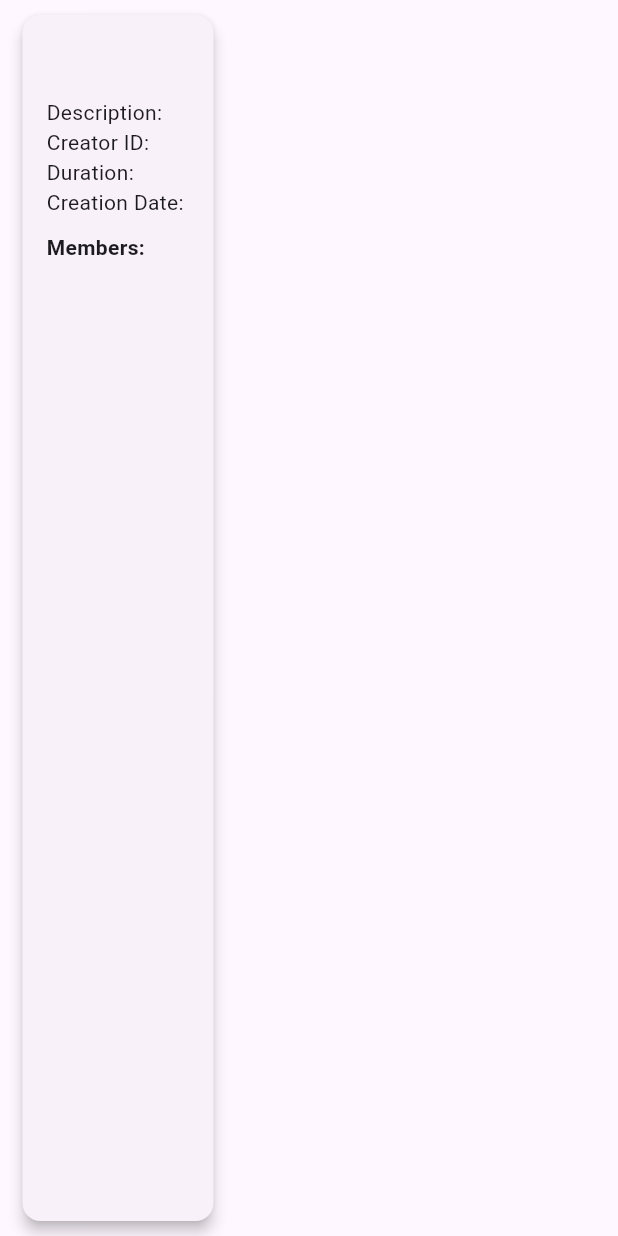
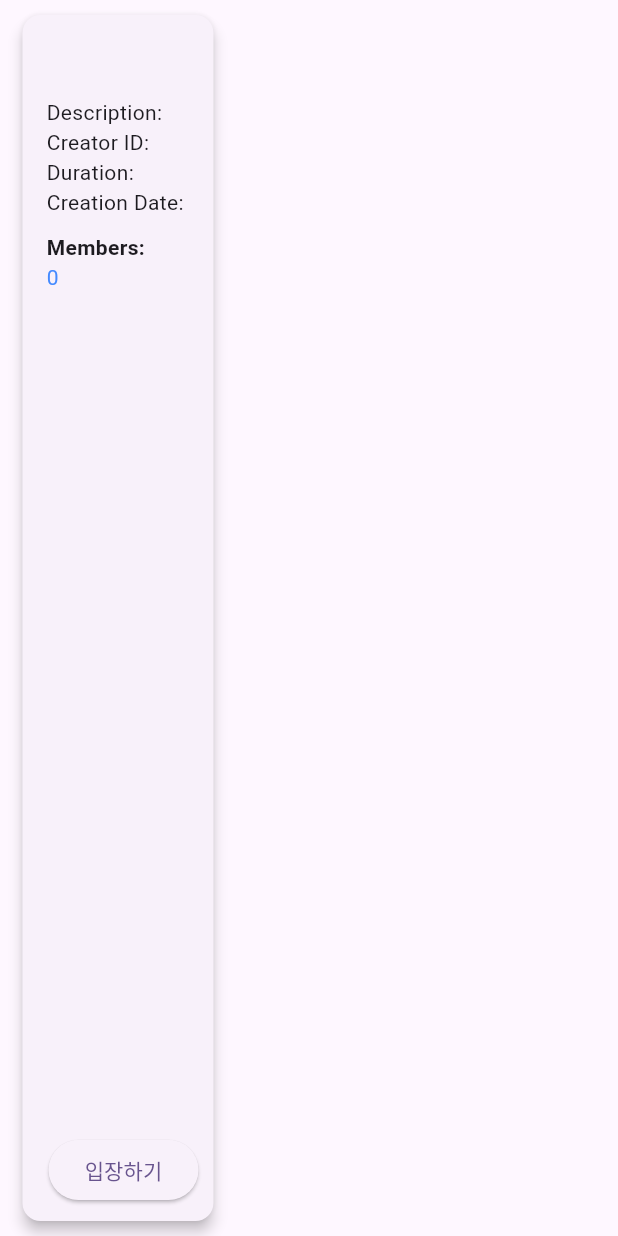
Before and after one commit to bpv834/badHabits, a Flutter app: the PendingRoomTile widget shown alone on an empty page, opened directly with empty values, on a phone screen of 412 x 824 dp. Run offline on Flutter 3.47's test engine with Material 3 defaults, Android fonts, the phone set to English and light mode, and no system bars; our stand-ins replace cloud_firestore, firebase_auth, firebase_core, freezed_annotation, get_it, go_router and 1 more; accounts and stored records are empty.

Commit message:
24.08.30 내 방과  내가 참여한 방 목록 불러오기

```diff
--- a/lib/presentation/components/pending_room_tile.dart
+++ /dev/null
@@ -1,64 +0,0 @@
-import 'package:bhgh/presentation/components/join_dialog.dart';
-import 'package:flutter/material.dart';
-
-class PendingRoomTile extends StatelessWidget {
-  final String creationDate;
-  final String creatorId;
-  final String description;
-  final String duration;
-  final List<String> members;
-  final String roomName;
-
-  const PendingRoomTile({
-    Key? key,
-    required this.creationDate,
-    required this.creatorId,
-    required this.description,
-    required this.duration,
-    required this.members,
-    required this.roomName,
-  }) : super(key: key);
-
-  @override
-  Widget build(BuildContext context) {
-    return GestureDetector(
-      onTap: () {
-        joinConfirmationDialog(context);
-      },
-      child: Card(
-        elevation: 4,
-        margin: const EdgeInsets.symmetric(vertical: 10, horizontal: 15),
-        child: Padding(
-          padding: const EdgeInsets.all(16.0),
-          child: Column(
-            crossAxisAlignment: CrossAxisAlignment.start,
-            children: [
-              Text(
-                roomName,
-                style: TextStyle(
-                  fontSize: 20,
-                  fontWeight: FontWeight.bold,
-                ),
-              ),
-              SizedBox(height: 10),
-              Text("Description: $description"),
-              Text("Creator ID: $creatorId"),
-              Text("Duration: $duration"),
-              Text("Creation Date: $creationDate"),
-              SizedBox(height: 10),
-              Text(
-                "Members:",
-                style: TextStyle(fontWeight: FontWeight.bold),
-              ),
-              for (var member in members)
-                Text(
-                  member,
-                  style: TextStyle(color: Colors.blueAccent),
-                ),
-            ],
-          ),
-        ),
-      ),
-    );
-  }
-}
--- a/lib/presentation/home_page/home_screen.dart
+++ b/lib/presentation/home_page/home_screen.dart
@@ -1,4 +1,4 @@
-import 'package:bhgh/presentation/components/habit_tile.dart';
+import 'package:bhgh/presentation/home_page/components/habit_tile.dart';
 import 'package:bhgh/presentation/home_page/home_view_model.dart';
 import 'package:flutter/material.dart';
 import 'package:provider/provider.dart';
--- a/lib/presentation/my_page/my_screen.dart
+++ b/lib/presentation/my_page/my_screen.dart
@@ -1,17 +1,21 @@
+import 'package:bhgh/core/router/router.dart';
+import 'package:bhgh/presentation/my_page/my_view_model.dart';
 import 'package:flutter/material.dart';
 import 'package:go_router/go_router.dart';
+import 'package:provider/provider.dart';
 
 class MyScreen extends StatelessWidget {
   const MyScreen({super.key});
 
   @override
   Widget build(BuildContext context) {
+    final viewModel = context.watch<MyViewModel>();
     return Scaffold(
       appBar: AppBar(
         title: const Text('내 페이지'),
         leading: IconButton(
           onPressed: () {
-            context.pop(context);
+            viewModel.getMyRooms();
           },
           icon: Icon(Icons.back_hand),
         ),
--- a/lib/presentation/components/create_room_dialog.dart
+++ b/lib/presentation/room_page/components/create_room_dialog.dart
@@ -60,7 +60,7 @@ class _CreateRoomDialogState extends State<CreateRoomDialog> {
           child: Text('Cancel'),
         ),
         ElevatedButton(
-          onPressed: () {
+          onPressed: () async{
             // Perform group creation logic here
             print('Group Name: ${_roomNameController.text}');
             print('Habit to Change: ${_habitController.text}');
--- /dev/null
+++ b/lib/presentation/room_page/components/pending_room_tile.dart
@@ -0,0 +1,103 @@
+import 'package:bhgh/presentation/room_page/room_view_model.dart';
+import 'package:flutter/material.dart';
+import 'package:provider/provider.dart';
+
+class PendingRoomTile extends StatelessWidget {
+  final String creationDate;
+  final String creatorId;
+  final String description;
+  final String duration;
+  final List<String> members;
+  final String roomName;
+  final String roomId;
+
+  const PendingRoomTile({
+    Key? key,
+    required this.creationDate,
+    required this.creatorId,
+    required this.description,
+    required this.duration,
+    required this.members,
+    required this.roomName,
+    required this.roomId,
+  }) : super(key: key);
+
+  @override
+  Widget build(BuildContext context) {
+    final viewModel = context.watch<RoomViewModel>();
+    return Card(
+      elevation: 4,
+      margin: const EdgeInsets.symmetric(vertical: 10, horizontal: 15),
+      child: Stack(
+        children: [
+          Padding(
+            padding: const EdgeInsets.all(16.0),
+            child: Column(
+              crossAxisAlignment: CrossAxisAlignment.start,
+              children: [
+                Text(
+                  roomName,
+                  style: TextStyle(
+                    fontSize: 20,
+                    fontWeight: FontWeight.bold,
+                  ),
+                ),
+                SizedBox(height: 10),
+                Text("Description: $description"),
+                Text("Creator ID: $creatorId"),
+                Text("Duration: $duration"),
+                Text("Creation Date: $creationDate"),
+                SizedBox(height: 10),
+                Text(
+                  "Members:",
+                  style: TextStyle(fontWeight: FontWeight.bold),
+                ),
+                Text(
+                  '${members.length}',
+                  style: TextStyle(color: Colors.blueAccent),
+                ),
+              ],
+            ),
+          ),
+          Positioned(
+            bottom: 10,
+            right: 10,
+            child: ElevatedButton(
+              onPressed: () {
+                // 다이얼로그를 화면에 띄우기
+
+                showDialog(
+                  context: context,
+                  builder: (BuildContext context) {
+                    return AlertDialog(
+                      title: const Text('참가하시겠습니까?'),
+                      actions: [
+                        TextButton(
+                          onPressed: () {
+                            viewModel.joinRoomAsId(roomId,context);
+
+                            Navigator.of(context).pop(); // 다이얼로그 닫기
+                            // "네" 버튼 클릭 시 추가적인 동작을 여기에 추가할 수 있습니다.
+                          },
+                          child: const Text('네'),
+                        ),
+                        TextButton(
+                          onPressed: () {
+                            Navigator.of(context).pop(); // 다이얼로그 닫기
+                            print('참가하지 않기로 선택했습니다.');
+                          },
+                          child: const Text('아니요'),
+                        ),
+                      ],
+                    );
+                  },
+                );
+              },
+              child: Text('입장하기'),
+            ),
+          ),
+        ],
+      ),
+    );
+  }
+}
--- a/lib/presentation/room_page/room_view_model.dart
+++ b/lib/presentation/room_page/room_view_model.dart
@@ -1,6 +1,6 @@
 import 'package:bhgh/domain/model/pending_room.dart';
 import 'package:bhgh/domain/usecase/get_pending_room_use_case.dart';
-import 'package:bhgh/presentation/components/create_room_dialog.dart';
+import 'package:bhgh/presentation/room_page/components/create_room_dialog.dart';
 import 'package:bhgh/presentation/room_page/room_state.dart';
 import 'package:cloud_firestore/cloud_firestore.dart';
 import 'package:firebase_auth/firebase_auth.dart';
@@ -11,22 +11,67 @@ import 'package:provider/provider.dart';
 @injectable
 class RoomViewModel with ChangeNotifier {
   //방 목록 불러오기 생성자를 통해
-  RoomViewModel(this._pendingRoomUseCase){
-    _getPendingRooms();
+  RoomViewModel(this._pendingRoomUseCase) {
+    if (_pendingRoomUseCase == null) {
+      print('_pendingRoomUseCase = null');
+    } else {
+      print('RoomViewModel');
+      getPendingRooms();
+    }
   }
-  final GetPendingRoomUseCase _pendingRoomUseCase;
+
+  final GetPendingRoomUseCase? _pendingRoomUseCase;
 
   //상태와 getter
   RoomState _state = const RoomState();
+
   RoomState get state => _state;
 
-  Future<void> _getPendingRooms()async {
+  Future<void> joinRoomAsId(String roomId,BuildContext context) async {
+    final roomsDoc =
+        FirebaseFirestore.instance.collection('pendingRooms').doc(roomId);
+
+    // Transaction을 사용하여 필드 업데이트
+    FirebaseFirestore.instance.runTransaction((transaction) async {
+      final snapshot = await transaction.get(roomsDoc);
+
+      if (!snapshot.exists) {
+        print('방이 존재하지 않습니다.');
+        return;
+      }
+
+      List<dynamic> members = snapshot['members'] ?? [];
+
+      if (members.contains(FirebaseAuth.instance.currentUser!.uid)) {
+        print('이미 있어요');
+        ScaffoldMessenger.of(context).showSnackBar(
+          SnackBar(content: Text('이미 참여중입니다!ㅠ')),
+        );
+
+      } else {
+        members.add(FirebaseAuth.instance.currentUser!.uid);
+        transaction.update(roomsDoc, {'members': members});
+        print('멤버에 추가되었습니다.');
+
+        // 사용자의 joinedRoom 필드 업데이트
+        final userRef =
+            db.collection('users').doc(FirebaseAuth.instance.currentUser!.uid);
+        await userRef.update({
+          'joinedRoom': FieldValue.arrayUnion([roomId])
+        });
+      }
+    }).catchError((error) {
+      print('방 참가 중 오류 발생: $error');
+    });
+  }
+
+  Future<void> getPendingRooms() async {
     //loading중으로 변경후
-    _state= _state.copyWith(isLoading: true);
+    _state = _state.copyWith(isLoading: true);
     notifyListeners();
     //데이터 불러와 로딩중 해제
-    List<PendingRoom> result= await _pendingRoomUseCase.execute();
-    _state = _state.copyWith(rooms: result, isLoading:false);
+    List<PendingRoom> result = await _pendingRoomUseCase!.execute();
+    _state = _state.copyWith(rooms: result, isLoading: false);
     notifyListeners();
     print('state.Rooms: ${_state.rooms}');
   }
@@ -44,7 +89,6 @@ class RoomViewModel with ChangeNotifier {
   // Firestore 인스턴스를 가져옵니다.
   final FirebaseFirestore db = FirebaseFirestore.instance;
 
-
 // 방을 생성하는 메서드
   Future<void> createRoom(String roomName, String badHabit, String description,
       String duration) async {
@@ -54,7 +98,7 @@ class RoomViewModel with ChangeNotifier {
         "goalId": '', // 나중에 업데이트 될 예정
         "badHabit": badHabit,
         "description": description,
-        'creationDate': DateTime.now(),// 현재 날짜와 시간
+        'creationDate': DateTime.now(), // 현재 날짜와 시간
         'targetDate': null, // 나중에 설정할 수 있도록 null
         'progress': {}, // 초기에는 빈 맵
         'status': 'pending', // 목표 상태
@@ -71,7 +115,7 @@ class RoomViewModel with ChangeNotifier {
         "roomName": roomName,
         "description": description,
         "duration": duration, // 목표기간
-        "members" : ['익명1'],
+        "members": ['${FirebaseAuth.instance.currentUser!.uid}'],
       });
 
       final roomId = roomRef.id;
@@ -80,6 +124,13 @@ class RoomViewModel with ChangeNotifier {
       await goalRef.update({'goalId': goalId});
       await roomRef.update({'roomId': roomId});
 
+      // 사용자의 joinedRoom 필드 업데이트
+      final userRef =
+          db.collection('users').doc(FirebaseAuth.instance.currentUser!.uid);
+      await userRef.update({
+        'joinedRoom': FieldValue.arrayUnion([roomId])
+      });
+
       print(
           'DocumentSnapshot added with Goal ID: $goalId and Room ID: $roomId');
     } catch (e) {
```
Also changed, not shown: lib/domain/usecase/get_my_creation_rooms_use_case.dart (added, +21 -0 lines), lib/domain/usecase/get_my_waiting_rooms_use_case.dart (added, +21 -0 lines), lib/presentation/components/join_dialog.dart (deleted, +0 -31 lines), lib/presentation/my_page/my_view_model.dart (+20 -0 lines), lib/presentation/room_page/room_screen.dart (+13 -6 lines), lib/di/di_setup.config.dart, lib/presentation/home_page/components/habit_tile.dart (renamed from lib/presentation/components/habit_tile.dart).
